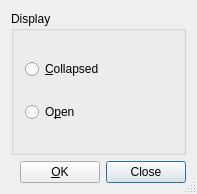
Above: src/frontends/qt4/ui/ERTUi.ui from cburschka/lyx before the change. Below: the same form after it.
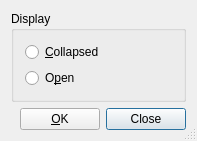
That is the form after the change.

Commit message: ERTUi.ui: fix dialog size

The edit to the form file:
```diff
--- a/src/frontends/qt4/ui/ERTUi.ui
+++ b/src/frontends/qt4/ui/ERTUi.ui
@@ -9,7 +9,7 @@
     <x>0</x>
     <y>0</y>
     <width>197</width>
-    <height>194</height>
+    <height>135</height>
    </rect>
   </property>
   <property name="windowTitle" >
```
